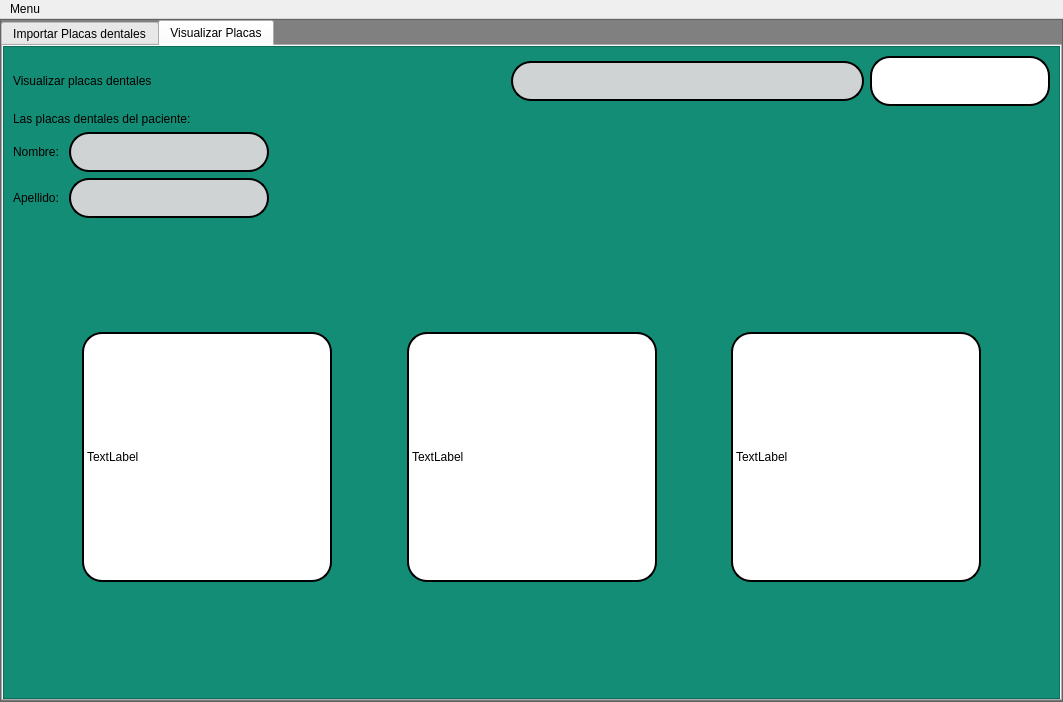
Qt form interfaces/placas(nueva).ui (Reinaldito04/App-Consultas-y-Historias-Medicas) before a commit.
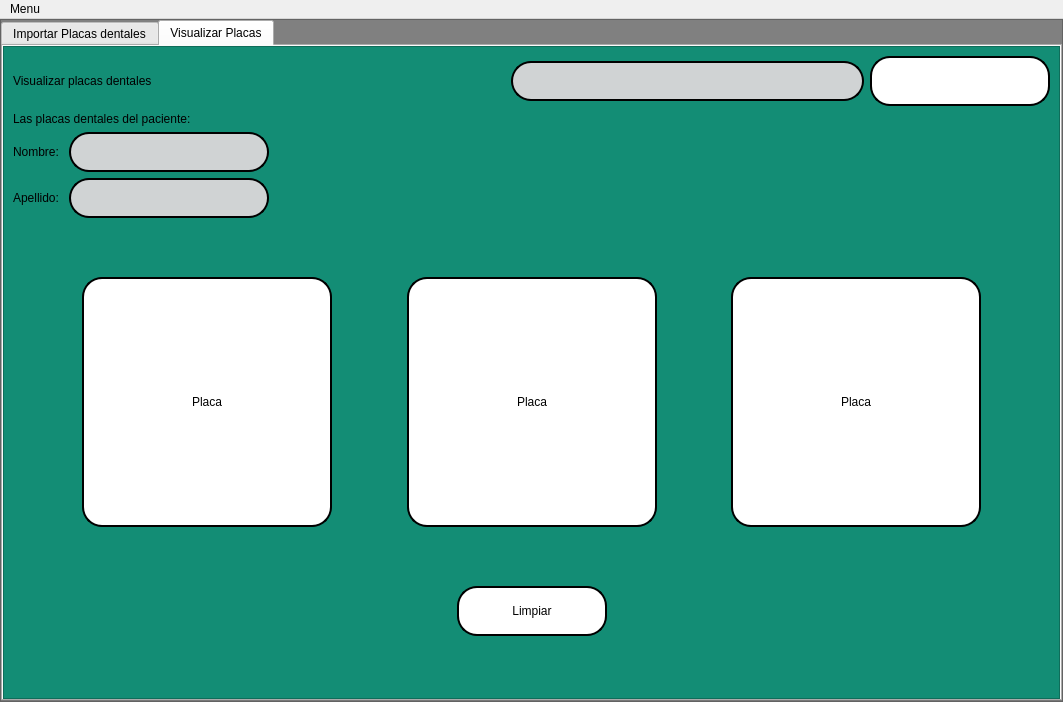
The same form after that commit. The open tabs and pages were chosen to show the change. Icons and pictures are not drawn.

The edit to the form file:
```diff
--- a/interfaces/placas(nueva).ui
+++ b/interfaces/placas(nueva).ui
@@ -1080,7 +1080,10 @@
 }</string>
                   </property>
                   <property name="text">
-                   <string>TextLabel</string>
+                   <string>Placa</string>
+                  </property>
+                  <property name="alignment">
+                   <set>Qt::AlignCenter</set>
                   </property>
                  </widget>
                 </item>
@@ -1113,7 +1116,10 @@
 }</string>
                   </property>
                   <property name="text">
-                   <string>TextLabel</string>
+                   <string>Placa</string>
+                  </property>
+                  <property name="alignment">
+                   <set>Qt::AlignCenter</set>
                   </property>
                  </widget>
                 </item>
@@ -1146,7 +1152,10 @@
 }</string>
                   </property>
                   <property name="text">
-                   <string>TextLabel</string>
+                   <string>Placa</string>
+                  </property>
+                  <property name="alignment">
+                   <set>Qt::AlignCenter</set>
                   </property>
                  </widget>
                 </item>
@@ -1178,6 +1187,68 @@
                 </property>
                </spacer>
               </item>
+              <item>
+               <layout class="QHBoxLayout" name="horizontalLayout_4">
+                <item>
+                 <spacer name="horizontalSpacer_4">
+                  <property name="orientation">
+                   <enum>Qt::Horizontal</enum>
+                  </property>
+                  <property name="sizeHint" stdset="0">
+                   <size>
+                    <width>40</width>
+                    <height>20</height>
+                   </size>
+                  </property>
+                 </spacer>
+                </item>
+                <item>
+                 <widget class="QPushButton" name="btn_clear_2">
+                  <property name="minimumSize">
+                   <size>
+                    <width>150</width>
+                    <height>50</height>
+                   </size>
+                  </property>
+                  <property name="maximumSize">
+                   <size>
+                    <width>150</width>
+                    <height>50</height>
+                   </size>
+                  </property>
+                  <property name="text">
+                   <string>Limpiar</string>
+                  </property>
+                 </widget>
+                </item>
+                <item>
+                 <spacer name="horizontalSpacer_5">
+                  <property name="orientation">
+                   <enum>Qt::Horizontal</enum>
+                  </property>
+                  <property name="sizeHint" stdset="0">
+                   <size>
+                    <width>40</width>
+                    <height>20</height>
+                   </size>
+                  </property>
+                 </spacer>
+                </item>
+               </layout>
+              </item>
+              <item>
+               <spacer name="verticalSpacer">
+                <property name="orientation">
+                 <enum>Qt::Vertical</enum>
+                </property>
+                <property name="sizeHint" stdset="0">
+                 <size>
+                  <width>20</width>
+                  <height>39</height>
+                 </size>
+                </property>
+               </spacer>
+              </item>
              </layout>
             </widget>
            </item>
```
Left out of the diff: 19 changed lines with no effect on the pictures.
